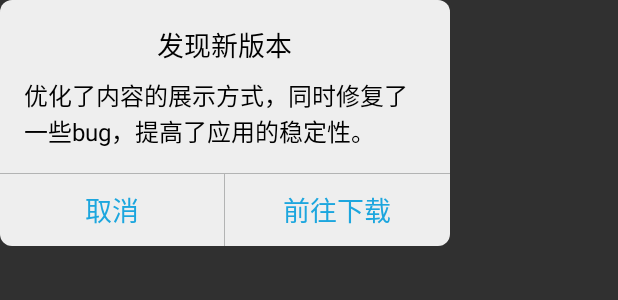
After one commit to dasheryang/hear, an Android app: the layout share__dialog_update.xml on its own in the app's theme, with its tools: preview values and no code run, on a phone screen of 412 x 824 dp. The commit adds this screen. Shown: the top 300 px of the screen. Run offline under Robolectric (Android 15) with nearby library versions, the phone set to English and light mode, and no system bars.

Commit message:
调整了更新对话框布局。

```diff
--- a/android_proj/hearApp/build.gradle
+++ b/android_proj/hearApp/build.gradle
@@ -16,7 +16,7 @@ android {
         minSdkVersion 14
         targetSdkVersion 21
         versionCode 1
-        versionName '1.0'
+        versionName '2.0'
     }
     buildTypes {
         debug {
--- a/android_proj/hearApp/src/main/java/hear/app/views/MainActivity.java
+++ b/android_proj/hearApp/src/main/java/hear/app/views/MainActivity.java
@@ -37,6 +37,7 @@ import hear.app.models.Article;
 import hear.app.models.JsonRespWrapper;
 import hear.app.models.SNSAccountStore;
 import hear.lib.share.SocialServiceWrapper;
+import hear.lib.share.UpdateUrgent;
 
 /**
  * Created by power on 14-8-11.
@@ -336,7 +337,7 @@ public class MainActivity extends BaseFragmentActivity implements OnClickListene
         }
 
         public void doCheckUpdate() {
-            UmengUpdateAgent.forceUpdate(MainActivity.this);
+            UpdateUrgent.checkUpdate(MainActivity.this);
         }
 
         public void doScore() {
--- a/android_proj/thirdplatform/src/main/AndroidManifest.xml
+++ b/android_proj/thirdplatform/src/main/AndroidManifest.xml
@@ -2,5 +2,6 @@
     package="hear.lib.share">
 
     <application android:allowBackup="true" />
+    <uses-permission android:name="android.permission.SYSTEM_ALERT_WINDOW" />
 
 </manifest>
--- a/android_proj/thirdplatform/src/main/java/hear/lib/share/models/ShareContent.java
+++ b/android_proj/thirdplatform/src/main/java/hear/lib/share/models/ShareContent.java
@@ -1,4 +1,6 @@
 package hear.lib.share.models;
+
+import com.umeng.update.UmengUpdateAgent;
 
 /**
  * Created by ZhengYi on 15/2/9.
--- /dev/null
+++ b/android_proj/thirdplatform/src/main/res/drawable/share__shape_update_dialog_bg.xml
@@ -0,0 +1,8 @@
+<?xml version="1.0" encoding="utf-8"?>
+<shape xmlns:android="http://schemas.android.com/apk/res/android">
+    <corners android:radius="8dp" />
+    <solid android:color="#eeeeee" />
+    <stroke
+        android:color="#b2b3b3"
+        android:dashWidth="1dp" />
+</shape>
--- /dev/null
+++ b/android_proj/thirdplatform/src/main/res/layout/share__dialog_update.xml
@@ -0,0 +1,66 @@
+<?xml version="1.0" encoding="utf-8"?>
+<LinearLayout xmlns:android="http://schemas.android.com/apk/res/android"
+    xmlns:tools="http://schemas.android.com/tools"
+    android:orientation="vertical"
+    android:layout_width="300dp"
+    android:layout_height="wrap_content"
+    android:background="@drawable/share__shape_update_dialog_bg">
+
+    <TextView
+        android:layout_width="wrap_content"
+        android:layout_height="wrap_content"
+        android:text="发现新版本"
+        android:textColor="@android:color/black"
+        android:layout_gravity="center_horizontal"
+        android:layout_marginTop="16dp"
+        android:textSize="18sp" />
+
+    <TextView
+        android:id="@+id/label_content"
+        android:layout_width="match_parent"
+        android:layout_height="wrap_content"
+        android:paddingLeft="16dp"
+        android:paddingRight="16dp"
+        android:paddingTop="8dp"
+        android:paddingBottom="16dp"
+        android:textColor="@android:color/black"
+        android:textSize="16sp"
+        tools:text="优化了内容的展示方式，同时修复了一些bug，提高了应用的稳定性。" />
+
+    <View
+        android:layout_width="match_parent"
+        android:layout_height="1px"
+        android:background="#b2b3b3" />
+
+    <LinearLayout
+        android:orientation="horizontal"
+        android:layout_width="match_parent"
+        android:layout_height="48dp">
+
+        <Button
+            android:id="@+id/btn_cancel"
+            android:layout_width="0dp"
+            android:layout_height="match_parent"
+            android:layout_weight="1"
+            android:textColor="#1ca6de"
+            android:textSize="18sp"
+            android:text="取消"
+            android:background="@android:color/transparent" />
+
+        <View
+            android:layout_width="1px"
+            android:layout_height="match_parent"
+            android:background="#b2b3b3" />
+
+        <Button
+            android:id="@+id/btn_confirm"
+            android:layout_width="0dp"
+            android:layout_height="match_parent"
+            android:layout_weight="1"
+            android:textColor="#1ca6de"
+            android:textSize="18sp"
+            android:text="前往下载"
+            android:background="@android:color/transparent" />
+
+    </LinearLayout>
+</LinearLayout>
--- a/android_proj/umeng/src/main/res/layout/umeng_update_dialog.xml
+++ b/android_proj/umeng/src/main/res/layout/umeng_update_dialog.xml
@@ -17,7 +17,8 @@
 
         <RelativeLayout
             android:layout_width="fill_parent"
-            android:layout_height="40dp" >
+            android:layout_height="40dp"
+            android:visibility="gone">
             <ImageView
                 android:id="@+id/umeng_update_wifi_indicator"
                 android:layout_width="30dp"
@@ -87,7 +88,8 @@
 	        android:layout_height="32dp"
 	        android:text="@string/UMIgnore"
 	        android:button="@drawable/umeng_update_button_check_selector"
-	        android:textColor="#000" />
+	        android:textColor="#000"
+            android:visibility="gone"/>
 
         <!-- OK&Cancel Button -->
 
```
Also changed, not shown: android_proj/thirdplatform/src/main/java/hear/lib/share/UpdateUrgent.java (added, +32 -0 lines), android_proj/thirdplatform/src/main/java/hear/lib/share/controllers/CustomUpdateDialog.java (added, +71 -0 lines).
